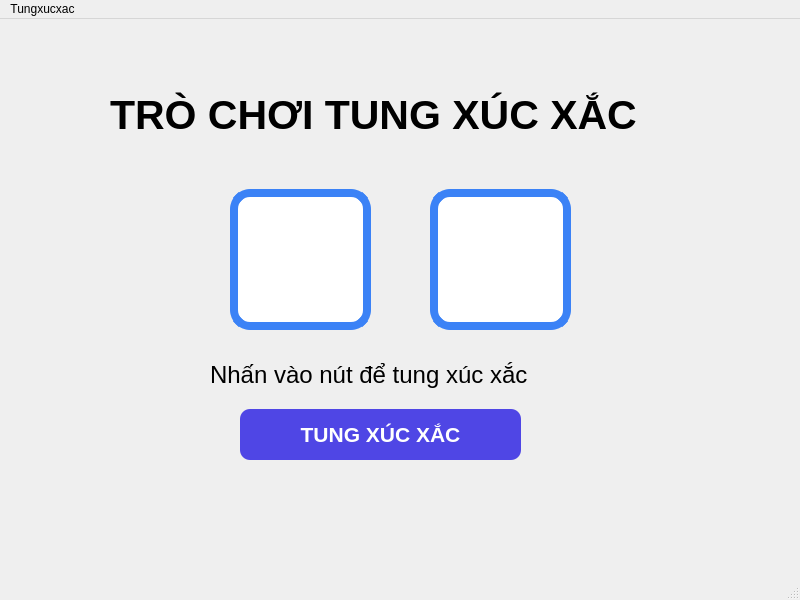
Before: the Qt Designer form giaodien.ui in Des1r3d/ProjectNhom, drawn with Qt 5.
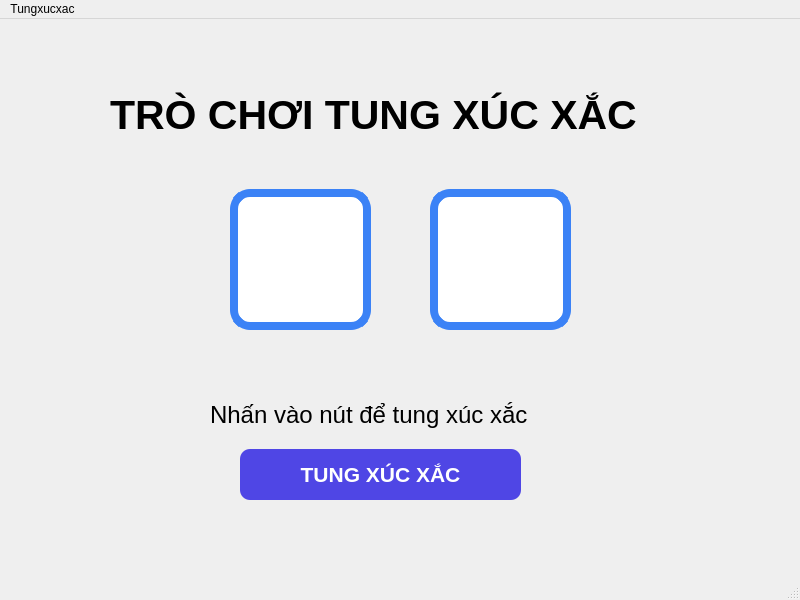
After: the same form once the commit is applied.

```diff
--- a/giaodien.ui
+++ b/giaodien.ui
@@ -18,7 +18,7 @@
     <property name="geometry">
      <rect>
       <x>210</x>
-      <y>340</y>
+      <y>380</y>
       <width>401</width>
       <height>31</height>
      </rect>
@@ -87,7 +87,7 @@
     <property name="geometry">
      <rect>
       <x>240</x>
-      <y>390</y>
+      <y>430</y>
       <width>281</width>
       <height>51</height>
      </rect>
```
Left out of the diff: 2 changed lines with no effect on the pictures.
